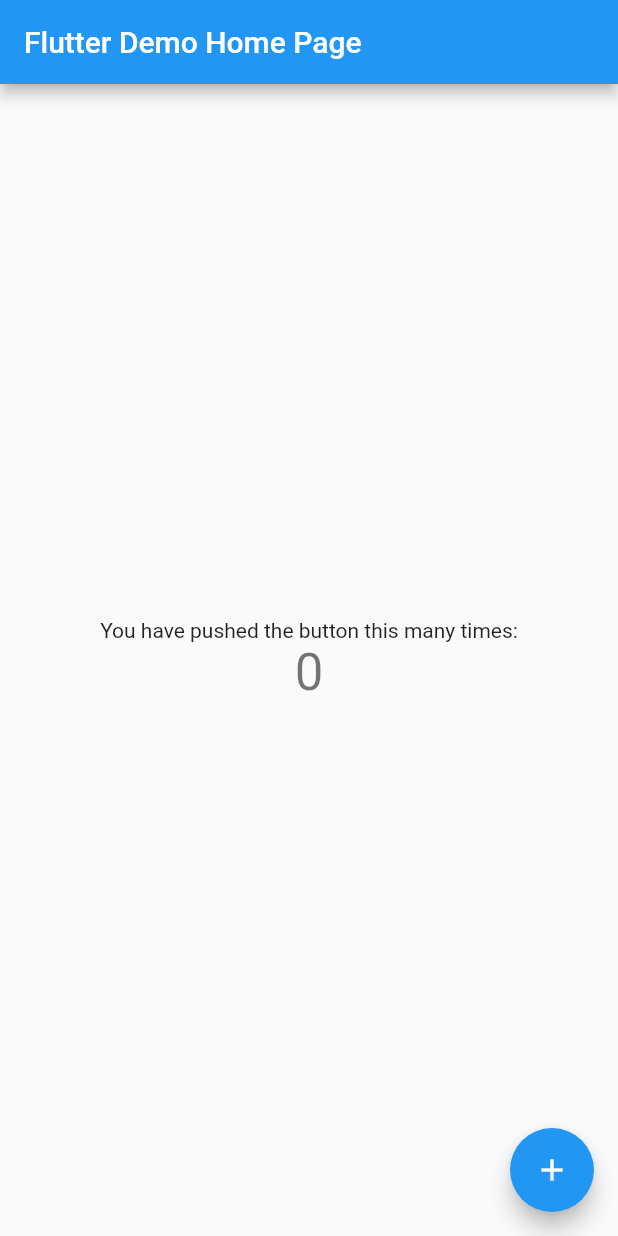
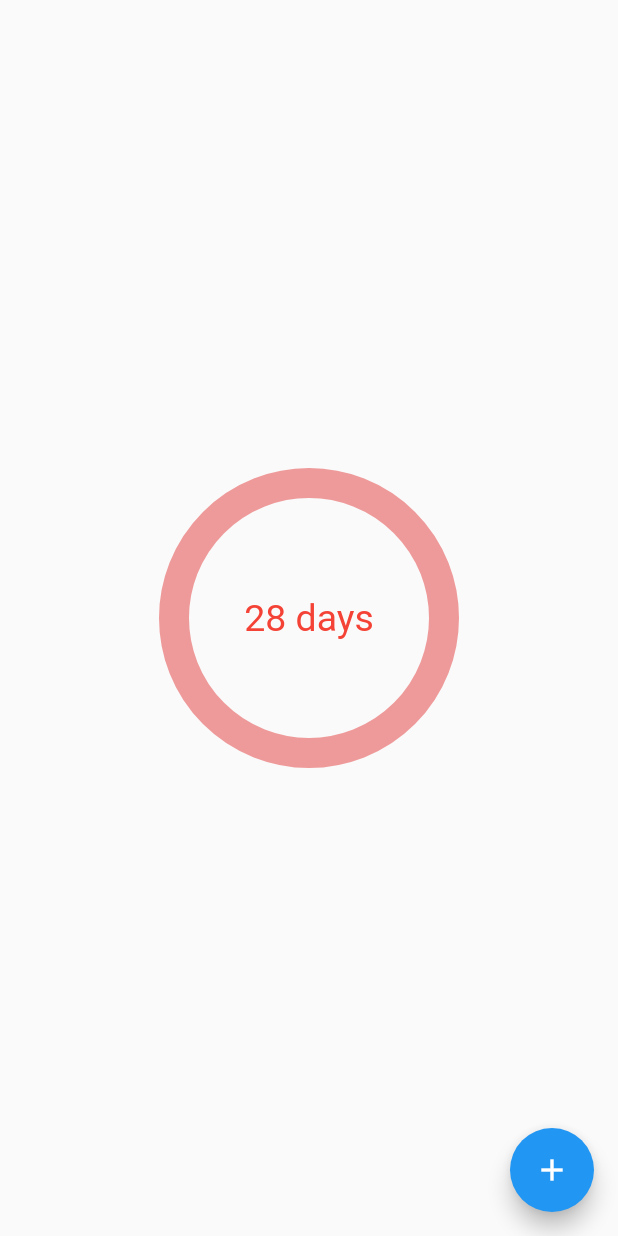
Before and after one commit to rice-apps/psy.cl-v1, a Flutter app: the screen it shows after launch, on a phone screen of 412 x 824 dp. Run offline on Flutter 3.47's test engine with Material 2 defaults, Android fonts, the phone set to English and light mode, and no system bars; drawn by our look-alikes of percent_indicator.

Commit message:
Progress circle working

```diff
--- a/lib/main.dart
+++ b/lib/main.dart
@@ -1,4 +1,5 @@
 import 'package:flutter/material.dart';
+import 'progresscircle.dart';
 
 void main() {
   runApp(const MyApp());
@@ -7,109 +8,11 @@
 class MyApp extends StatelessWidget {
   const MyApp({super.key});
 
-  // This widget is the root of your application.
   @override
   Widget build(BuildContext context) {
     return MaterialApp(
-      title: 'Flutter Demo',
-      theme: ThemeData(
-        // This is the theme of your application.
-        //
-        // Try running your application with "flutter run". You'll see the
-        // application has a blue toolbar. Then, without quitting the app, try
-        // changing the primarySwatch below to Colors.green and then invoke
-        // "hot reload" (press "r" in the console where you ran "flutter run",
-        // or simply save your changes to "hot reload" in a Flutter IDE).
-        // Notice that the counter didn't reset back to zero; the application
-        // is not restarted.
-        primarySwatch: Colors.blue,
-      ),
-      home: const MyHomePage(title: 'Flutter Demo Home Page'),
+      home: ProgressCircle(),
+      debugShowCheckedModeBanner: false,
     );
   }
 }
-
-class MyHomePage extends StatefulWidget {
-  const MyHomePage({super.key, required this.title});
-
-  // This widget is the home page of your application. It is stateful, meaning
-  // that it has a State object (defined below) that contains fields that affect
-  // how it looks.
-
-  // This class is the configuration for the state. It holds the values (in this
-  // case the title) provided by the parent (in this case the App widget) and
-  // used by the build method of the State. Fields in a Widget subclass are
-  // always marked "final".
-
-  final String title;
-
-  @override
-  State<MyHomePage> createState() => _MyHomePageState();
-}
-
-class _MyHomePageState extends State<MyHomePage> {
-  int _counter = 0;
-
-  void _incrementCounter() {
-    setState(() {
-      // This call to setState tells the Flutter framework that something has
-      // changed in this State, which causes it to rerun the build method below
-      // so that the display can reflect the updated values. If we changed
-      // _counter without calling setState(), then the build method would not be
-      // called again, and so nothing would appear to happen.
-      _counter++;
-    });
-  }
-
-  @override
-  Widget build(BuildContext context) {
-    // This method is rerun every time setState is called, for instance as done
-    // by the _incrementCounter method above.
-    //
-    // The Flutter framework has been optimized to make rerunning build methods
-    // fast, so that you can just rebuild anything that needs updating rather
-    // than having to individually change instances of widgets.
-    return Scaffold(
-      appBar: AppBar(
-        // Here we take the value from the MyHomePage object that was created by
-        // the App.build method, and use it to set our appbar title.
-        title: Text(widget.title),
-      ),
-      body: Center(
-        // Center is a layout widget. It takes a single child and positions it
-        // in the middle of the parent.
-        child: Column(
-          // Column is also a layout widget. It takes a list of children and
-          // arranges them vertically. By default, it sizes itself to fit its
-          // children horizontally, and tries to be as tall as its parent.
-          //
-          // Invoke "debug painting" (press "p" in the console, choose the
-          // "Toggle Debug Paint" action from the Flutter Inspector in Android
-          // Studio, or the "Toggle Debug Paint" command in Visual Studio Code)
-          // to see the wireframe for each widget.
-          //
-          // Column has various properties to control how it sizes itself and
-          // how it positions its children. Here we use mainAxisAlignment to
-          // center the children vertically; the main axis here is the vertical
-          // axis because Columns are vertical (the cross axis would be
-          // horizontal).
-          mainAxisAlignment: MainAxisAlignment.center,
-          children: <Widget>[
-            const Text(
-              'You have pushed the button this many times:',
-            ),
-            Text(
-              '$_counter',
-              style: Theme.of(context).textTheme.headline4,
-            ),
-          ],
-        ),
-      ),
-      floatingActionButton: FloatingActionButton(
-        onPressed: _incrementCounter,
-        tooltip: 'Increment',
-        child: const Icon(Icons.add),
-      ), // This trailing comma makes auto-formatting nicer for build methods.
-    );
-  }
-}
--- a/lib/progresscircle.dart
+++ b/lib/progresscircle.dart
@@ -0,0 +1,48 @@
+import 'package:flutter/material.dart';
+import 'package:flutter/src/widgets/container.dart';
+import 'package:flutter/src/widgets/framework.dart';
+import 'package:percent_indicator/circular_percent_indicator.dart';
+
+class ProgressCircle extends StatefulWidget {
+  const ProgressCircle({super.key});
+
+  @override
+  State<ProgressCircle> createState() => _ProgressCircleState();
+}
+
+class _ProgressCircleState extends State<ProgressCircle> {
+  int _count = 0;
+
+  void _incrementCounter() {
+    setState(() {
+      // This call to setState tells the Flutter framework that something has
+      // changed in this State, which causes it to rerun the build method below
+      // so that the display can reflect the updated values. If we changed
+      // _counter without calling setState(), then the build method would not be
+      // called again, and so nothing would appear to happen.
+      _count++;
+    });
+  }
+
+  @override
+  Widget build(BuildContext context) {
+    return Scaffold(
+      body: Center(
+        child: CircularPercentIndicator(
+          radius: 200,
+          lineWidth: 20,
+          percent: (_count / 28),
+          progressColor: Colors.red,
+          backgroundColor: Colors.red.shade200,
+          circularStrokeCap: CircularStrokeCap.round,
+          center: Text('${28 - _count} days',
+              style: const TextStyle(fontSize: 25, color: Colors.red)),
+        ),
+      ),
+      floatingActionButton: FloatingActionButton(
+        child: Icon(Icons.add),
+        onPressed: _incrementCounter,
+      ),
+    );
+  }
+}
```
